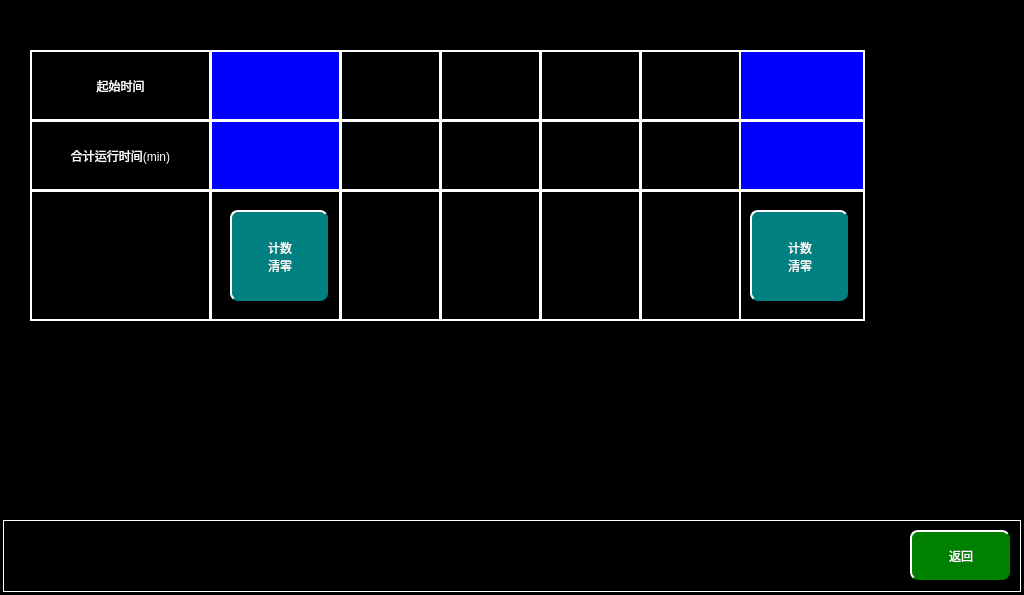
This is maintainceacprunpage.ui in mayue-crrc/ShenyangMetro9DB as Qt 5 draws it before an edit. The edited form follows.
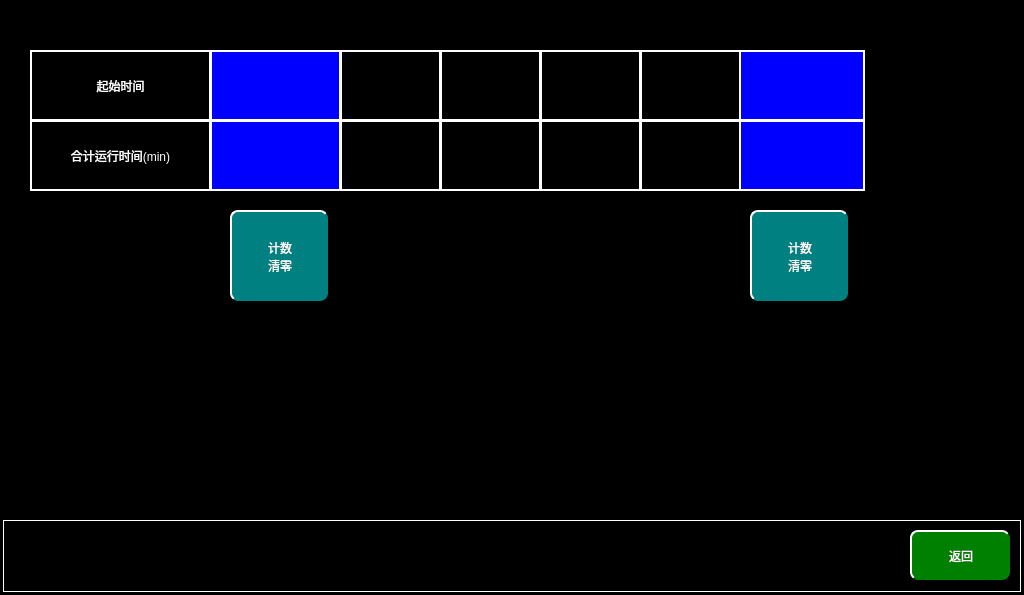
This is the edited form.

The edit to the form file:
```diff
--- a/maintainceacprunpage.ui
+++ b/maintainceacprunpage.ui
@@ -110,22 +110,6 @@
     <set>Qt::AlignCenter</set>
    </property>
   </widget>
-  <widget class="QLabel" name="label_4">
-   <property name="geometry">
-    <rect>
-     <x>30</x>
-     <y>190</y>
-     <width>181</width>
-     <height>131</height>
-    </rect>
-   </property>
-   <property name="text">
-    <string/>
-   </property>
-   <property name="alignment">
-    <set>Qt::AlignCenter</set>
-   </property>
-  </widget>
   <widget class="QLabel" name="label_5">
    <property name="geometry">
     <rect>
@@ -158,22 +142,6 @@
     <set>Qt::AlignCenter</set>
    </property>
   </widget>
-  <widget class="QLabel" name="label_7">
-   <property name="geometry">
-    <rect>
-     <x>340</x>
-     <y>190</y>
-     <width>101</width>
-     <height>131</height>
-    </rect>
-   </property>
-   <property name="text">
-    <string/>
-   </property>
-   <property name="alignment">
-    <set>Qt::AlignCenter</set>
-   </property>
-  </widget>
   <widget class="QLabel" name="MP1ACPTotaltimelbl">
    <property name="geometry">
     <rect>
@@ -212,22 +180,6 @@
     <set>Qt::AlignCenter</set>
    </property>
   </widget>
-  <widget class="QLabel" name="label_10">
-   <property name="geometry">
-    <rect>
-     <x>210</x>
-     <y>190</y>
-     <width>131</width>
-     <height>131</height>
-    </rect>
-   </property>
-   <property name="text">
-    <string/>
-   </property>
-   <property name="alignment">
-    <set>Qt::AlignCenter</set>
-   </property>
-  </widget>
   <widget class="QLabel" name="label_8">
    <property name="geometry">
     <rect>
@@ -260,22 +212,6 @@
     <set>Qt::AlignCenter</set>
    </property>
   </widget>
-  <widget class="QLabel" name="label_11">
-   <property name="geometry">
-    <rect>
-     <x>440</x>
-     <y>190</y>
-     <width>101</width>
-     <height>131</height>
-    </rect>
-   </property>
-   <property name="text">
-    <string/>
-   </property>
-   <property name="alignment">
-    <set>Qt::AlignCenter</set>
-   </property>
-  </widget>
   <widget class="QLabel" name="label_12">
    <property name="geometry">
     <rect>
@@ -308,22 +244,6 @@
     <set>Qt::AlignCenter</set>
    </property>
   </widget>
-  <widget class="QLabel" name="label_14">
-   <property name="geometry">
-    <rect>
-     <x>540</x>
-     <y>190</y>
-     <width>101</width>
-     <height>131</height>
-    </rect>
-   </property>
-   <property name="text">
-    <string/>
-   </property>
-   <property name="alignment">
-    <set>Qt::AlignCenter</set>
-   </property>
-  </widget>
   <widget class="QLabel" name="MP2ACPStarttimelbl">
    <property name="geometry">
     <rect>
@@ -362,22 +282,6 @@
     <set>Qt::AlignCenter</set>
    </property>
   </widget>
-  <widget class="QLabel" name="label_15">
-   <property name="geometry">
-    <rect>
-     <x>734</x>
-     <y>190</y>
-     <width>131</width>
-     <height>131</height>
-    </rect>
-   </property>
-   <property name="text">
-    <string/>
-   </property>
-   <property name="alignment">
-    <set>Qt::AlignCenter</set>
-   </property>
-  </widget>
   <widget class="QLabel" name="label_16">
    <property name="geometry">
     <rect>
@@ -394,22 +298,6 @@
     <set>Qt::AlignCenter</set>
    </property>
   </widget>
-  <widget class="QLabel" name="label_17">
-   <property name="geometry">
-    <rect>
-     <x>640</x>
-     <y>190</y>
-     <width>101</width>
-     <height>131</height>
-    </rect>
-   </property>
-   <property name="text">
-    <string/>
-   </property>
-   <property name="alignment">
-    <set>Qt::AlignCenter</set>
-   </property>
-  </widget>
   <widget class="QLabel" name="label_18">
    <property name="geometry">
     <rect>
```
Left out of the diff: 7 changed lines with no effect on the pictures.
